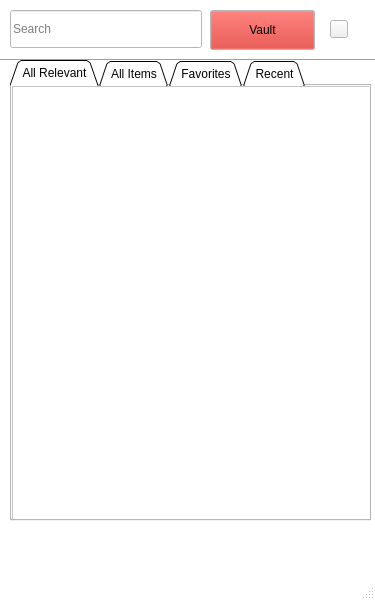
Before: the Qt Designer form qtui/main_frame.ui in McArthurAdal/PasswordManager, drawn with Qt 5.
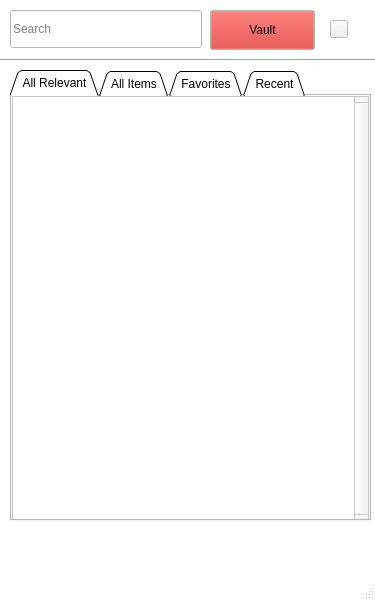
After: the same form once the commit is applied. The open tabs and pages were chosen to show the change. Icons and pictures are not drawn.

Commit message: made launchable QT gui

```diff
--- a/qtui/main_frame.ui
+++ b/qtui/main_frame.ui
@@ -359,9 +359,9 @@
     <property name="geometry">
      <rect>
       <x>10</x>
-      <y>60</y>
+      <y>70</y>
       <width>361</width>
-      <height>461</height>
+      <height>451</height>
      </rect>
     </property>
     <property name="tabPosition">
@@ -407,6 +407,37 @@
          <height>439</height>
         </rect>
        </property>
+       <widget class="QListView" name="listView">
+        <property name="geometry">
+         <rect>
+          <x>-5</x>
+          <y>-9</y>
+          <width>361</width>
+          <height>441</height>
+         </rect>
+        </property>
+        <property name="verticalScrollBarPolicy">
+         <enum>Qt::ScrollBarAlwaysOn</enum>
+        </property>
+        <property name="autoScroll">
+         <bool>true</bool>
+        </property>
+        <property name="gridSize">
+         <size>
+          <width>1</width>
+          <height>7</height>
+         </size>
+        </property>
+        <property name="viewMode">
+         <enum>QListView::IconMode</enum>
+        </property>
+        <property name="uniformItemSizes">
+         <bool>true</bool>
+        </property>
+        <property name="itemAlignment">
+         <set>Qt::AlignCenter</set>
+        </property>
+       </widget>
       </widget>
      </widget>
     </widget>
```
Left out of the diff: 12 changed lines with no effect on the pictures. The commit also changes 2 other files.
